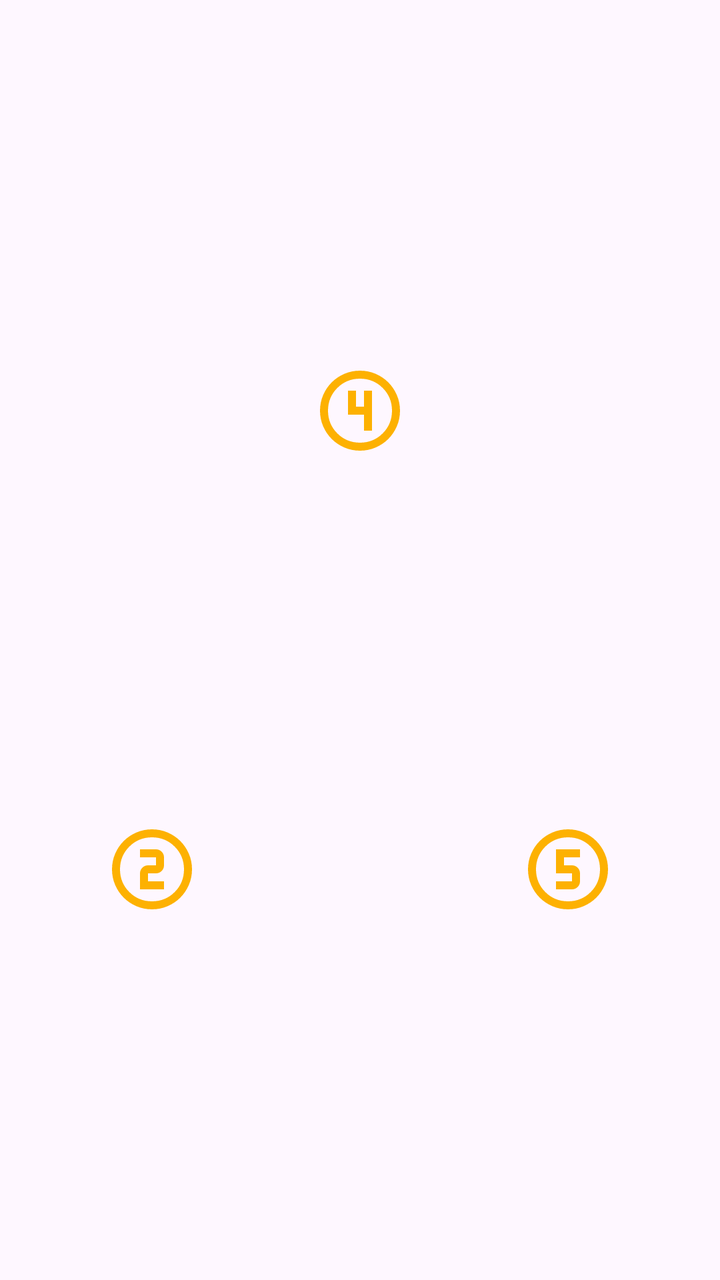
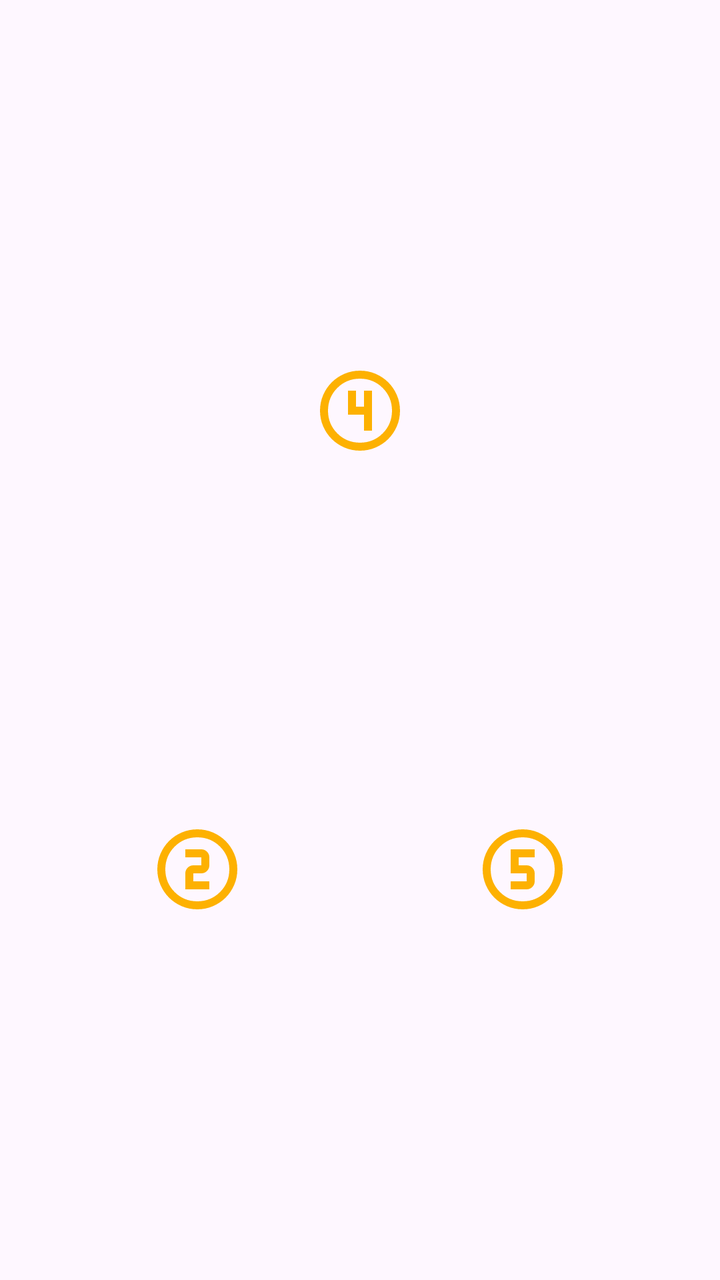

Screens rendered from an Android XML layout before and after an edit, with the pre-edit source and the edit as a unified diff.
<!-- AndroidManifest.xml: application theme Theme.Heroland -->
<!-- res/layout/layout_wood.xml -->
<?xml version="1.0" encoding="utf-8"?>
<androidx.constraintlayout.widget.ConstraintLayout xmlns:android="http://schemas.android.com/apk/res/android"
    xmlns:app="http://schemas.android.com/apk/res-auto"
    android:id="@+id/layout_valley"
    android:layout_width="match_parent"
    android:layout_height="match_parent"
    android:background="@color/transparent">

    <androidx.appcompat.widget.AppCompatImageView
        android:id="@+id/c4"
        style="@style/clearing"
        android:background="@drawable/clearing_4"
        app:layout_constraintBottom_toTopOf="@id/c5"
        app:layout_constraintEnd_toEndOf="parent"
        app:layout_constraintStart_toStartOf="parent"
        app:layout_constraintTop_toTopOf="parent" />

    <androidx.appcompat.widget.AppCompatImageView
        android:id="@+id/c2"
        style="@style/clearing"
        android:background="@drawable/clearing_2"
        app:layout_constraintBottom_toBottomOf="parent"
        app:layout_constraintEnd_toStartOf="@id/c5"
        app:layout_constraintStart_toStartOf="parent"
        app:layout_constraintTop_toBottomOf="@id/c4" />

    <androidx.appcompat.widget.AppCompatImageView
        android:id="@+id/c5"
        style="@style/clearing"
        android:layout_gravity="center|end"
        android:background="@drawable/clearing_5"
        app:layout_constraintBottom_toBottomOf="parent"
        app:layout_constraintEnd_toEndOf="parent"
        app:layout_constraintStart_toEndOf="@id/c2"
        app:layout_constraintTop_toBottomOf="@id/c4" />


</androidx.constraintlayout.widget.ConstraintLayout>
<!-- resources referenced by this layout -->
<resources>
  <color name="transparent">#00000000</color>
  <!-- drawable clearing_2 (drawable) -->
  <vector xmlns:android="http://schemas.android.com/apk/res/android" android:height="24dp" android:tint="#FDB101" android:viewportHeight="960" android:viewportWidth="960" android:width="24dp">
        
      <path android:fillColor="@android:color/white" android:pathData="M480,880Q397,880 324,848.5Q251,817 197,763Q143,709 111.5,636Q80,563 80,480Q80,397 111.5,324Q143,251 197,197Q251,143 324,111.5Q397,80 480,80Q563,80 636,111.5Q709,143 763,197Q817,251 848.5,324Q880,397 880,480Q880,563 848.5,636Q817,709 763,763Q709,817 636,848.5Q563,880 480,880ZM480,800Q614,800 707,707Q800,614 800,480Q800,346 707,253Q614,160 480,160Q346,160 253,253Q160,346 160,480Q160,614 253,707Q346,800 480,800ZM480,480Q480,480 480,480Q480,480 480,480Q480,480 480,480Q480,480 480,480Q480,480 480,480Q480,480 480,480Q480,480 480,480Q480,480 480,480ZM360,680L600,680L600,600L440,600L440,520Q440,520 440,520Q440,520 440,520L520,520Q553,520 576.5,496.5Q600,473 600,440L600,360Q600,327 576.5,303.5Q553,280 520,280L360,280L360,360L520,360Q520,360 520,360Q520,360 520,360L520,440Q520,440 520,440Q520,440 520,440L440,440Q407,440 383.5,463.5Q360,487 360,520L360,680Z"/>
      
  </vector>
  <!-- drawable clearing_4 (drawable) -->
  <vector xmlns:android="http://schemas.android.com/apk/res/android" android:height="24dp" android:tint="#FDB101" android:viewportHeight="960" android:viewportWidth="960" android:width="24dp">
        
      <path android:fillColor="@android:color/white" android:pathData="M480,880Q397,880 324,848.5Q251,817 197,763Q143,709 111.5,636Q80,563 80,480Q80,397 111.5,324Q143,251 197,197Q251,143 324,111.5Q397,80 480,80Q563,80 636,111.5Q709,143 763,197Q817,251 848.5,324Q880,397 880,480Q880,563 848.5,636Q817,709 763,763Q709,817 636,848.5Q563,880 480,880ZM480,800Q614,800 707,707Q800,614 800,480Q800,346 707,253Q614,160 480,160Q346,160 253,253Q160,346 160,480Q160,614 253,707Q346,800 480,800ZM480,480Q480,480 480,480Q480,480 480,480Q480,480 480,480Q480,480 480,480Q480,480 480,480Q480,480 480,480Q480,480 480,480Q480,480 480,480ZM520,680L600,680L600,280L520,280L520,440L440,440L440,280L360,280L360,520L520,520L520,680Z"/>
      
  </vector>
  <!-- drawable clearing_5 (drawable) -->
  <vector xmlns:android="http://schemas.android.com/apk/res/android" android:height="24dp" android:tint="#FDB101" android:viewportHeight="960" android:viewportWidth="960" android:width="24dp">
        
      <path android:fillColor="@android:color/white" android:pathData="M480,880Q397,880 324,848.5Q251,817 197,763Q143,709 111.5,636Q80,563 80,480Q80,397 111.5,324Q143,251 197,197Q251,143 324,111.5Q397,80 480,80Q563,80 636,111.5Q709,143 763,197Q817,251 848.5,324Q880,397 880,480Q880,563 848.5,636Q817,709 763,763Q709,817 636,848.5Q563,880 480,880ZM480,800Q614,800 707,707Q800,614 800,480Q800,346 707,253Q614,160 480,160Q346,160 253,253Q160,346 160,480Q160,614 253,707Q346,800 480,800ZM480,480Q480,480 480,480Q480,480 480,480Q480,480 480,480Q480,480 480,480Q480,480 480,480Q480,480 480,480Q480,480 480,480Q480,480 480,480ZM360,680L520,680Q553,680 576.5,656.5Q600,633 600,600L600,520Q600,487 576.5,463.5Q553,440 520,440L440,440L440,360L600,360L600,280L360,280L360,520L520,520Q520,520 520,520Q520,520 520,520L520,600Q520,600 520,600Q520,600 520,600L360,600L360,680Z"/>
      
  </vector>
  <style name="clearing" parent="Base.Theme.Heroland">
          <item name="android:layout_width">wrap_content</item>
          <item name="android:layout_height">wrap_content</item>
          <item name="android:layout_marginHorizontal">80dp</item>
          <item name="android:padding">24dp</item>
          <item name="android:text">@string/clearing</item>
          <item name="android:contentDescription">@string/clearing</item>
      </style>
  <style name="Theme.Heroland" parent="Base.Theme.Heroland" />
  <string name="clearing">clearing</string>
  <color name="primary">#5F1B1A</color>
  <!-- unchanged entries left out for length: 1 -->
</resources>

<!-- the commit's change to res/layout/layout_wood.xml (unified diff, before → after) -->
@@ -9,7 +9,7 @@
     <androidx.appcompat.widget.AppCompatImageView
         android:id="@+id/c4"
         style="@style/clearing"
-        android:background="@drawable/clearing_4"
+        android:background="@drawable/clearing_4_vector"
         app:layout_constraintBottom_toTopOf="@id/c5"
         app:layout_constraintEnd_toEndOf="parent"
         app:layout_constraintStart_toStartOf="parent"
@@ -18,7 +18,7 @@
     <androidx.appcompat.widget.AppCompatImageView
         android:id="@+id/c2"
         style="@style/clearing"
-        android:background="@drawable/clearing_2"
+        android:background="@drawable/clearing_2_vector"
         app:layout_constraintBottom_toBottomOf="parent"
         app:layout_constraintEnd_toStartOf="@id/c5"
         app:layout_constraintStart_toStartOf="parent"
@@ -28,7 +28,7 @@
         android:id="@+id/c5"
         style="@style/clearing"
         android:layout_gravity="center|end"
-        android:background="@drawable/clearing_5"
+        android:background="@drawable/clearing_5_vector"
         app:layout_constraintBottom_toBottomOf="parent"
         app:layout_constraintEnd_toEndOf="parent"
         app:layout_constraintStart_toEndOf="@id/c2"
<!-- resource entries referenced after the edit -->
@@ -1,19 +1,19 @@
 <!-- resources referenced by this layout -->
 <resources>
   <color name="transparent">#00000000</color>
-  <!-- drawable clearing_2 (drawable) -->
+  <!-- drawable clearing_2_vector (drawable) -->
   <vector xmlns:android="http://schemas.android.com/apk/res/android" android:height="24dp" android:tint="#FDB101" android:viewportHeight="960" android:viewportWidth="960" android:width="24dp">
         
       <path android:fillColor="@android:color/white" android:pathData="M480,880Q397,880 324,848.5Q251,817 197,763Q143,709 111.5,636Q80,563 80,480Q80,397 111.5,324Q143,251 197,197Q251,143 324,111.5Q397,80 480,80Q563,80 636,111.5Q709,143 763,197Q817,251 848.5,324Q880,397 880,480Q880,563 848.5,636Q817,709 763,763Q709,817 636,848.5Q563,880 480,880ZM480,800Q614,800 707,707Q800,614 800,480Q800,346 707,253Q614,160 480,160Q346,160 253,253Q160,346 160,480Q160,614 253,707Q346,800 480,800ZM480,480Q480,480 480,480Q480,480 480,480Q480,480 480,480Q480,480 480,480Q480,480 480,480Q480,480 480,480Q480,480 480,480Q480,480 480,480ZM360,680L600,680L600,600L440,600L440,520Q440,520 440,520Q440,520 440,520L520,520Q553,520 576.5,496.5Q600,473 600,440L600,360Q600,327 576.5,303.5Q553,280 520,280L360,280L360,360L520,360Q520,360 520,360Q520,360 520,360L520,440Q520,440 520,440Q520,440 520,440L440,440Q407,440 383.5,463.5Q360,487 360,520L360,680Z"/>
       
   </vector>
-  <!-- drawable clearing_4 (drawable) -->
+  <!-- drawable clearing_4_vector (drawable) -->
   <vector xmlns:android="http://schemas.android.com/apk/res/android" android:height="24dp" android:tint="#FDB101" android:viewportHeight="960" android:viewportWidth="960" android:width="24dp">
         
       <path android:fillColor="@android:color/white" android:pathData="M480,880Q397,880 324,848.5Q251,817 197,763Q143,709 111.5,636Q80,563 80,480Q80,397 111.5,324Q143,251 197,197Q251,143 324,111.5Q397,80 480,80Q563,80 636,111.5Q709,143 763,197Q817,251 848.5,324Q880,397 880,480Q880,563 848.5,636Q817,709 763,763Q709,817 636,848.5Q563,880 480,880ZM480,800Q614,800 707,707Q800,614 800,480Q800,346 707,253Q614,160 480,160Q346,160 253,253Q160,346 160,480Q160,614 253,707Q346,800 480,800ZM480,480Q480,480 480,480Q480,480 480,480Q480,480 480,480Q480,480 480,480Q480,480 480,480Q480,480 480,480Q480,480 480,480Q480,480 480,480ZM520,680L600,680L600,280L520,280L520,440L440,440L440,280L360,280L360,520L520,520L520,680Z"/>
       
   </vector>
-  <!-- drawable clearing_5 (drawable) -->
+  <!-- drawable clearing_5_vector (drawable) -->
   <vector xmlns:android="http://schemas.android.com/apk/res/android" android:height="24dp" android:tint="#FDB101" android:viewportHeight="960" android:viewportWidth="960" android:width="24dp">
         
       <path android:fillColor="@android:color/white" android:pathData="M480,880Q397,880 324,848.5Q251,817 197,763Q143,709 111.5,636Q80,563 80,480Q80,397 111.5,324Q143,251 197,197Q251,143 324,111.5Q397,80 480,80Q563,80 636,111.5Q709,143 763,197Q817,251 848.5,324Q880,397 880,480Q880,563 848.5,636Q817,709 763,763Q709,817 636,848.5Q563,880 480,880ZM480,800Q614,800 707,707Q800,614 800,480Q800,346 707,253Q614,160 480,160Q346,160 253,253Q160,346 160,480Q160,614 253,707Q346,800 480,800ZM480,480Q480,480 480,480Q480,480 480,480Q480,480 480,480Q480,480 480,480Q480,480 480,480Q480,480 480,480Q480,480 480,480Q480,480 480,480ZM360,680L520,680Q553,680 576.5,656.5Q600,633 600,600L600,520Q600,487 576.5,463.5Q553,440 520,440L440,440L440,360L600,360L600,280L360,280L360,520L520,520Q520,520 520,520Q520,520 520,520L520,600Q520,600 520,600Q520,600 520,600L360,600L360,680Z"/>
@@ -22,7 +22,7 @@
   <style name="clearing" parent="Base.Theme.Heroland">
           <item name="android:layout_width">wrap_content</item>
           <item name="android:layout_height">wrap_content</item>
-          <item name="android:layout_marginHorizontal">80dp</item>
+          <item name="android:layout_marginHorizontal">40dp</item>
           <item name="android:padding">24dp</item>
           <item name="android:text">@string/clearing</item>
           <item name="android:contentDescription">@string/clearing</item>
